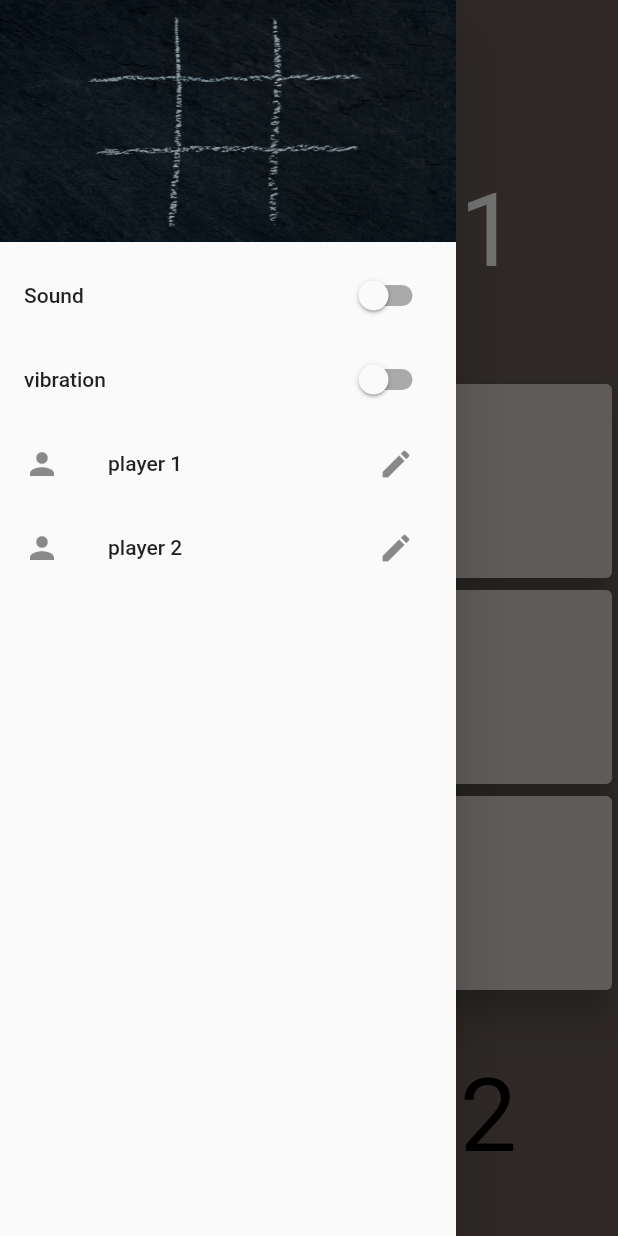
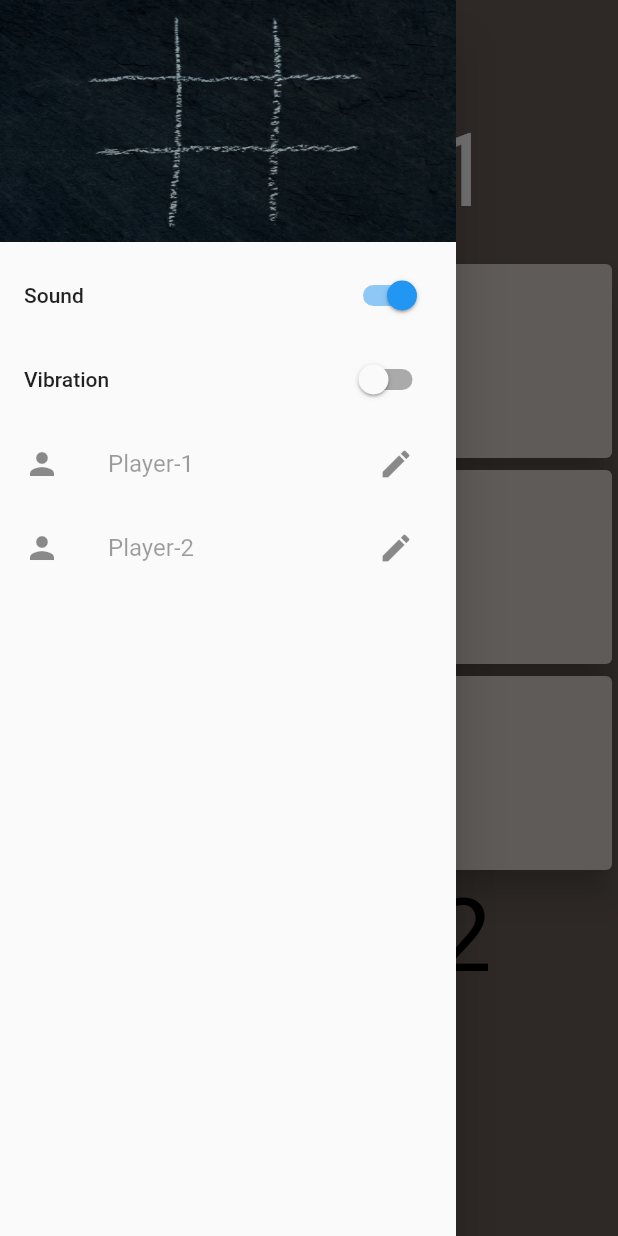
Before and after one commit to hemantjamdev/tic-tac-toe, a Flutter app: the screen it shows after launch, in the side drawer, after a tap on "Sound", on a phone screen of 412 x 824 dp. Run offline on Flutter 3.47's test engine with Material 2 defaults, Android fonts, the phone set to English and light mode, and no system bars; our stand-ins replace audioplayers, vibration.

```diff
--- a/lib/constants/strings.dart
+++ b/lib/constants/strings.dart
@@ -1,7 +1,7 @@
 class Strings {
   static const String gameTitle = 'Tic-Tac-Toe';
-  static const String player1 = 'Player - 1';
-  static const String player2 = 'Player - 2';
+ // static const String player1 = 'Player - 1';
+ // static const String player2 = 'Player - 2';
   static const String gameOver = "Game Over";
   static const String x = "X";
   static const String o = "0";
--- a/lib/main.dart
+++ b/lib/main.dart
@@ -1,13 +1,15 @@
 import 'package:flutter/material.dart';
 import 'package:flutter/services.dart';
+import 'package:provider/provider.dart';
 import 'package:tic/constants/strings.dart';
+import 'package:tic/provider/game_provider.dart';
 
 import 'screens/home_page.dart';
 
 void main() {
   WidgetsFlutterBinding.ensureInitialized();
   SystemChrome.setPreferredOrientations([DeviceOrientation.portraitUp]).then(
-    (value) => runApp(const MyApp()),
+        (value) => runApp(const MyApp()),
   );
 }
 
@@ -16,11 +18,14 @@ class MyApp extends StatelessWidget {
 
   @override
   Widget build(BuildContext context) {
-    return const MaterialApp(
-      debugShowCheckedModeBanner: false,
-      title: Strings.gameTitle,
-      themeMode: ThemeMode.system,
-      home: MyHomePage(),
+    return ChangeNotifierProvider<GameProvider>(
+      create: (context) => GameProvider(),
+      child: const MaterialApp(
+        debugShowCheckedModeBanner: false,
+        title: Strings.gameTitle,
+        themeMode: ThemeMode.system,
+        home: MyHomePage(),
+      ),
     );
   }
 }
--- a/lib/screens/game_screen.dart
+++ b/lib/screens/game_screen.dart
@@ -1,131 +1,33 @@
 import 'package:flutter/material.dart';
-import 'package:tic/constants/strings.dart';
+import 'package:provider/provider.dart';
+import 'package:tic/provider/game_provider.dart';
 import 'package:tic/widgets/dialog.dart';
 
 import '../constants/colors.dart';
 
-class Game extends StatefulWidget {
-  const Game({Key? key}) : super(key: key);
-
-  @override
-  State<Game> createState() => _GameState();
-}
-
-class _GameState extends State<Game> {
-  List<String> player1List = ['', '', '', '', '', '', '', '', ''];
-  List tempList = [];
-  bool player1 = true;
-
-  void addToList1(int number) async {
-    String value = "";
-    setState(
-      () {
-        if (player1) {
-          value = Strings.x;
-        } else {
-          value = Strings.o;
-        }
-
-        if (player1List[number].isEmpty) {
-          if (tempList.length < 8) {
-            player1List[number] = value;
-            player1 = !player1;
-            tempList.add(value);
-          } else {
-            player1List[number] = value;
-            buildShowDialog(context, Strings.gameOver).then(
-              (isReset) => isReset ? resetGame() : null,
-            );
-          }
-        }
-      },
-    );
-  }
-
-  void resetGame() {
-    setState(() {
-      player1List = ['', '', '', '', '', '', '', '', ''];
-      tempList.clear();
-      player1 = true;
-    });
-  }
-
-  bool checkConditionForWin() {
-    if (
-
-        /// these conditions for player 1-x
-        ((player1List[0] == "X" &&
-                    player1List[1] == "X" &&
-                    player1List[2] == "X") ||
-                (player1List[0] == "X" &&
-                    player1List[3] == "X" &&
-                    player1List[6] == "X") ||
-                (player1List[0] == "X" &&
-                        player1List[4] == "X" &&
-                        player1List[8] == "X" ||
-                    (player1List[3] == "X" &&
-                        player1List[4] == "X" &&
-                        player1List[5] == "X") ||
-                    (player1List[6] == "X" &&
-                        player1List[7] == "X" &&
-                        player1List[8] == "X")) ||
-                (player1List[6] == "X" &&
-                    player1List[2] == "X" &&
-                    player1List[4] == "X") ||
-                (player1List[1] == "X" &&
-                    player1List[4] == "X" &&
-                    player1List[7] == "X") ||
-                (player1List[2] == "X" &&
-                    player1List[5] == "X" &&
-                    player1List[8] == "X")) ||
-
-            /// these conditions for player 2 - 0
-            ((player1List[0] == "0" &&
-                    player1List[1] == "0" &&
-                    player1List[2] == "0") ||
-                (player1List[0] == "0" &&
-                    player1List[3] == "0" &&
-                    player1List[6] == "0") ||
-                (player1List[0] == "0" &&
-                        player1List[4] == "0" &&
-                        player1List[8] == "0" ||
-                    (player1List[3] == "0" &&
-                        player1List[4] == "0" &&
-                        player1List[5] == "0") ||
-                    (player1List[6] == "0" &&
-                        player1List[7] == "0" &&
-                        player1List[8] == "0")) ||
-                (player1List[6] == "0" &&
-                    player1List[2] == "0" &&
-                    player1List[4] == "0") ||
-                (player1List[1] == "0" &&
-                    player1List[4] == "0" &&
-                    player1List[7] == "0") ||
-                (player1List[2] == "0" &&
-                    player1List[5] == "0" &&
-                    player1List[8] == "0"))) {
-      return true;
-    } else {
-      return false;
-    }
-  }
+class GridScreen extends StatelessWidget {
+  const GridScreen({Key? key}) : super(key: key);
 
   @override
   Widget build(BuildContext context) {
-    return Column(
+    print("------game screen build screen called------");
+    return SingleChildScrollView(
+      child: Column(
         mainAxisAlignment: MainAxisAlignment.spaceEvenly,
         mainAxisSize: MainAxisSize.max,
         crossAxisAlignment: CrossAxisAlignment.center,
         children: [
-        const Padding(
-          padding: EdgeInsets.all(18.0),
-          child: Text(
-            Strings.player1,
-            style: TextStyle(
+          Padding(
+            padding: const EdgeInsets.all(18.0),
+            child: Consumer<GameProvider>(builder: (context, provider, child) {
+              return Text(
+                provider.player1Name,
+                style: const TextStyle(
                   fontSize: 68,
                   color: MyColor.whiteColor,
                 ),
-          ),
+              );
+            }),
           ),
           GridView.builder(
             shrinkWrap: true,
@@ -133,15 +35,19 @@ class _GameState extends State<Game> {
             gridDelegate: const SliverGridDelegateWithFixedCrossAxisCount(
                 crossAxisCount: 3),
             itemBuilder: (BuildContext context, int index) {
+              return Consumer<GameProvider>(
+                  builder: (context, provider, child) {
                 return GestureDetector(
                   onTap: () {
-                addToList1(index);
-                bool win = checkConditionForWin();
+                    provider.playVibration();
+                    provider.playSound();
+                    provider.addToList1(context, index);
+                    bool win = provider.checkConditionForWin();
                     if (win) {
                       buildShowDialog(context,
-                          "${player1 ? Strings.player2 : Strings.player1} is won")
+                              "${provider.player1 ? provider.player1Name : provider.player2Name} is won")
                           .then(
-                    (isReset) => isReset ? resetGame() : null,
+                        (isReset) => isReset ? provider.resetGame() : null,
                       );
                     }
                   },
@@ -150,10 +56,12 @@ class _GameState extends State<Game> {
                     elevation: 10,
                     child: Center(
                       child: Text(
-                    player1List[index].isNotEmpty ? player1List[index] : "",
+                        provider.player1List[index].isNotEmpty
+                            ? provider.player1List[index]
+                            : "",
                         style: TextStyle(
                           fontSize: 68,
-                      color: player1List[index] == 'X'
+                          color: provider.player1List[index] == 'X'
                               ? MyColor.whiteColor
                               : MyColor.blackColor,
                         ),
@@ -161,13 +69,20 @@ class _GameState extends State<Game> {
                     ),
                   ),
                 );
+              });
             },
           ),
-        const Text(
-          Strings.player2,
-          style: TextStyle(fontSize: 68, color: MyColor.blackColor),
+          Consumer<GameProvider>(builder: (context, provider, child) {
+            return Text(
+              provider.player2Name,
+              style: const TextStyle(
+                fontSize: 68,
+                color: MyColor.blackColor,
               ),
+            );
+          }),
         ],
+      ),
     );
   }
 }
--- a/lib/screens/home_page.dart
+++ b/lib/screens/home_page.dart
@@ -13,14 +13,18 @@ class MyHomePage extends StatefulWidget {
 class _MyHomePageState extends State<MyHomePage> {
   @override
   Widget build(BuildContext context) {
-    return  Scaffold(
+    print("------home screen build screen called------");
+
+    return Scaffold(
       appBar: AppBar(
         elevation: 0,
         backgroundColor: MyColor.backGroundColor,
       ),
       drawer: const CustomDrawer(),
       backgroundColor: MyColor.backGroundColor,
-      body: const SafeArea(child: Game()),
+      body: const SafeArea(
+        child: GridScreen(),
+      ),
     );
   }
 }
--- a/lib/widgets/drawer.dart
+++ b/lib/widgets/drawer.dart
@@ -1,13 +1,21 @@
 import 'package:flutter/material.dart';
+import 'package:provider/provider.dart';
 
-class CustomDrawer extends StatelessWidget {
+import '../provider/game_provider.dart';
+
+class CustomDrawer extends StatefulWidget {
   const CustomDrawer({Key? key}) : super(key: key);
 
   @override
+  State<CustomDrawer> createState() => _CustomDrawerState();
+}
+
+class _CustomDrawerState extends State<CustomDrawer> {
+  @override
   Widget build(BuildContext context) {
     return Drawer(
-      // backgroundColor: Theme.of(context).primaryColor,
-      child: Column(
+      child: Consumer<GameProvider>(builder: (context, provider, child) {
+        return Column(
           children: [
             DrawerHeader(
               padding: EdgeInsets.zero,
@@ -20,31 +28,78 @@ class CustomDrawer extends StatelessWidget {
             ),
             SwitchListTile(
               title: const Text("Sound"),
-            value: false,
-            onChanged: (value) {},
-          ), SwitchListTile(
-            title: const Text("vibration"),
-            value: false,
-            onChanged: (value) {},
+              value: provider.sound,
+              onChanged: (value) {
+                provider.changeSound(value);
+              },
             ),
+            SwitchListTile(
+              title: const Text("Vibration"),
+              value: provider.vibrate,
+              onChanged: (value) {
+                provider.changeVibration(value);
+              },
+            ),
+
             ListTile(
               leading: const Icon(Icons.person),
-            title: const Text("player 1"),
-            trailing: IconButton(
-              onPressed: () {},
+              title: TextFormField(
+                autofocus: true,
+                focusNode: provider.player1Focus,
+                enabled: provider.player1NameEnable,
+                decoration: const InputDecoration(border: InputBorder.none),
+                controller: provider.player1Controller,
+                onFieldSubmitted: (value){
+                  provider
+                      .changePlayer1Name(provider.player1Controller.text);
+                  provider.enablePlayer1Field(false);
+                },
+              ),
+              trailing: provider.player1NameEnable
+                  ? IconButton(
+                      onPressed: () {
+                        provider
+                            .changePlayer1Name(provider.player1Controller.text);
+                        provider.enablePlayer1Field(false);
+                      },
+                      icon: const Icon(Icons.done))
+                  : IconButton(
+                      onPressed: () => provider.enablePlayer1Field(true),
                       icon: const Icon(Icons.edit),
                     ),
             ),
+
+            /// player 2
             ListTile(
               leading: const Icon(Icons.person),
-            title: const Text("player 2"),
-            trailing: IconButton(
-              onPressed: () {},
+              title: TextFormField(
+                autofocus: true,
+                focusNode: provider.player2Focus,
+                enabled: provider.player2NameEnable,
+                decoration: const InputDecoration(border: InputBorder.none),
+                controller: provider.player2Controller,
+                onFieldSubmitted: (value){
+                  provider
+                      .changePlayer2Name(provider.player2Controller.text);
+                  provider.enablePlayer2Field(false);
+                },
+              ),
+              trailing: provider.player2NameEnable
+                  ? IconButton(
+                      onPressed: () {
+                        provider
+                            .changePlayer2Name(provider.player2Controller.text);
+                        provider.enablePlayer2Field(false);
+                      },
+                      icon: const Icon(Icons.done))
+                  : IconButton(
+                      onPressed: () => provider.enablePlayer2Field(true),
                       icon: const Icon(Icons.edit),
                     ),
             )
           ],
-      ),
+        );
+      }),
     );
   }
 }
--- a/pubspec.yaml
+++ b/pubspec.yaml
@@ -35,6 +35,10 @@ dependencies:
   # Use with the CupertinoIcons class for iOS style icons.
   cupertino_icons: ^1.0.2
   provider: ^6.0.2
+  audioplayers: ^0.20.1
+  vibration: ^1.7.3
+  o_color_picker: ^1.0.2
+  o_popup: ^1.0.1
 
 dev_dependencies:
   flutter_test:
@@ -61,7 +65,7 @@ flutter:
   # To add assets to your application, add an assets section, like this:
   assets:
     - assets/images/
-  #   - images/a_dot_ham.jpeg
+    - assets/audio/
 
   # An image asset can refer to one or more resolution-specific "variants", see
   # https://flutter.dev/assets-and-images/#resolution-aware
```
Also changed, not shown: lib/provider/game_provider.dart (added, +174 -0 lines), lib/widgets/edit_dialog.dart (deleted, +0 -33 lines), pubspec.lock, 13 other files. Lines whose indentation alone changed are shown as unchanged.
